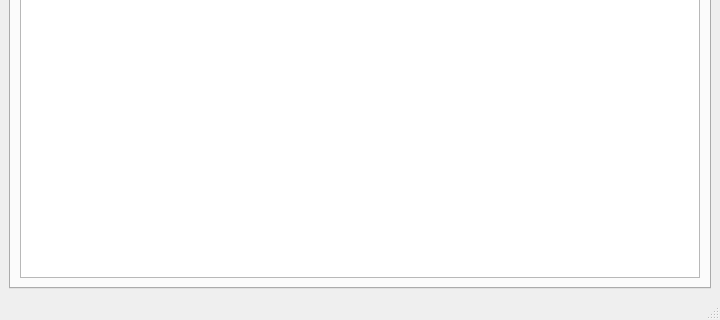
First picture: the form in gui/main.ui, repository be9/mix-machine, before the edit; both pictures show x 0 to 720 and y 346 to 666 of the 720 by 666 pixel window.
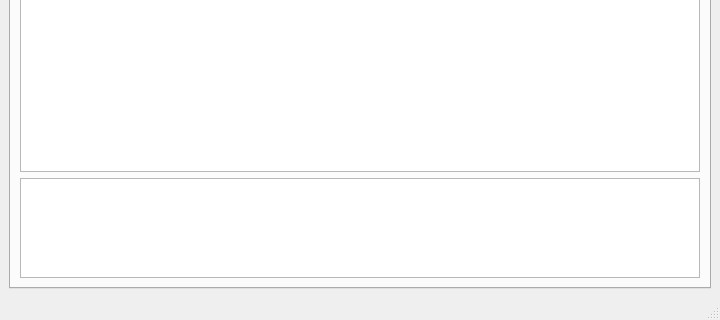
Second picture: the form after the edit.

Commit message: gui: basic assembler added

```diff
--- a/gui/main.ui
+++ b/gui/main.ui
@@ -23,10 +23,20 @@
        <attribute name="title" >
         <string>Source</string>
        </attribute>
-       <layout class="QHBoxLayout" >
+       <layout class="QVBoxLayout" >
         <item>
          <widget class="QTextEdit" name="txt_source" />
         </item>
+        <item>
+         <widget class="QListWidget" name="errors_list" >
+          <property name="maximumSize" >
+           <size>
+            <width>16777215</width>
+            <height>100</height>
+           </size>
+          </property>
+         </widget>
+        </item>
        </layout>
       </widget>
       <widget class="QWidget" name="tab_dbg" >
```
Left out of the diff: 5 changed lines with no effect on the pictures. The commit also changes 2 other files.
